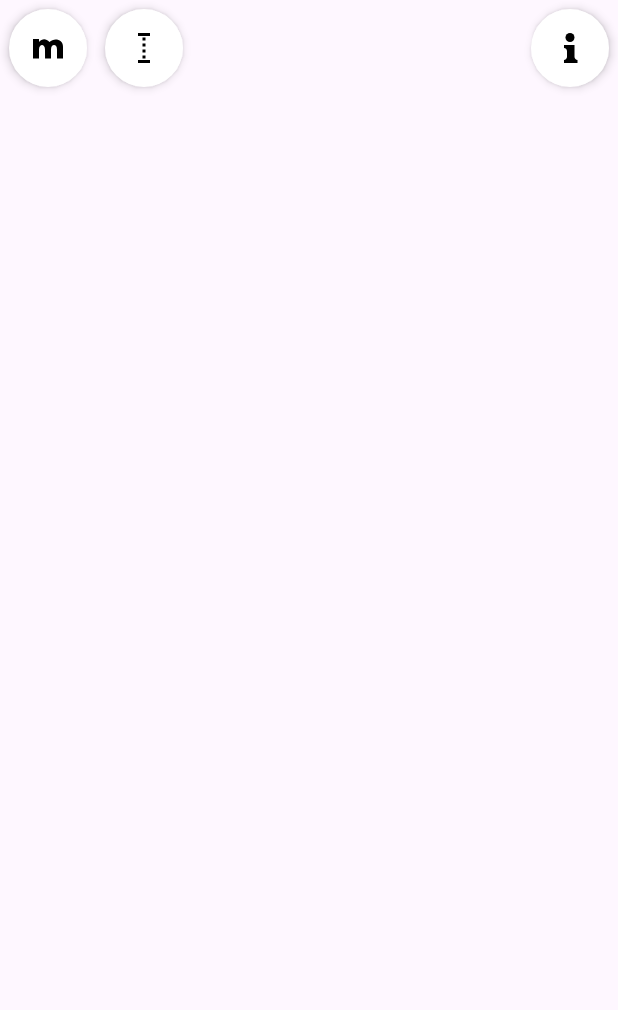
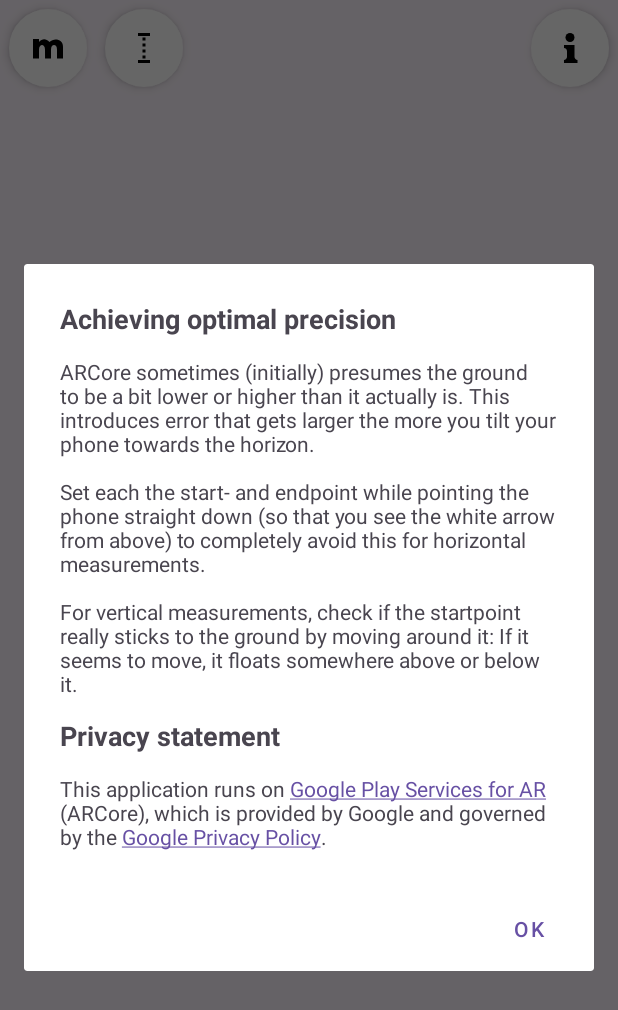
Before and after one commit to streetcomplete/StreetMeasure, an Android app: the MeasureActivity screen opened directly, with no data from a screen before it, after a tap on an icon or button, on a phone screen of 412 x 824 dp. Shown: the top 1010 px of the screen. Run offline under Robolectric (Android 15) with nearby library versions, the phone set to English and light mode, and no system bars; libraries missing offline, so code that uses them is left out: com.google.ar.core, com.google.ar.sceneform; 14 statements that could not run were skipped; 2 other taps on this screen came first.

Commit message:
add info dialog

```diff
--- a/app/build.gradle.kts
+++ b/app/build.gradle.kts
@@ -93,10 +93,9 @@ tasks.register<UpdateAppTranslationsTask>("updateTranslations") {
         "no_camera_permission_warning_title",
         "no_camera_permission_warning",
         "no_camera_permission_toast",
+        "about_title_privacy_statement",
         "privacy_html_arcore",
-        "ar_measure_horizontal",
-        "ar_measure_vertical",
-        "ar_measure_meters",
-        "ar_measure_ft_in",
+        "measure_info_title",
+        "measure_info_html_description"
     )
 }
--- /dev/null
+++ b/app/src/main/java/de/westnordost/streetmeasure/InfoDialog.kt
@@ -0,0 +1,25 @@
+package de.westnordost.streetmeasure
+
+import android.app.AlertDialog
+import android.content.Context
+import android.text.method.LinkMovementMethod
+import android.view.LayoutInflater
+import androidx.core.text.HtmlCompat
+import de.westnordost.streetmeasure.databinding.DialogInfoBinding
+
+class InfoDialog(context: Context) : AlertDialog(context) {
+    init {
+        val binding = DialogInfoBinding.inflate(LayoutInflater.from(context))
+
+        val html =
+            "<h3>" + context.getString(R.string.measure_info_title) + "</h3>" +
+            context.getString(R.string.measure_info_html_description) +
+            "<h3>" + context.getString(R.string.about_title_privacy_statement) + "</h3>" +
+            context.getString(R.string.privacy_html_arcore)
+
+        binding.textView.text = HtmlCompat.fromHtml(html, HtmlCompat.FROM_HTML_MODE_LEGACY)
+        binding.textView.movementMethod = LinkMovementMethod.getInstance()
+        setView(binding.root)
+        setButton(BUTTON_POSITIVE, context.getString(android.R.string.ok)) { _, _ ->  }
+    }
+}
--- a/app/src/main/java/de/westnordost/streetmeasure/MeasureActivity.kt
+++ b/app/src/main/java/de/westnordost/streetmeasure/MeasureActivity.kt
@@ -119,7 +119,7 @@ class MeasureActivity : AppCompatActivity(), Scene.OnUpdateListener {
         binding.directionButton.setOnClickListener { toggleDirection() }
         binding.unitButton.setOnClickListener { toggleUnit() }
 
-        binding.infoButton.setOnClickListener { TODO() }
+        binding.infoButton.setOnClickListener { InfoDialog(this).show() }
 
         if (savedInstanceState != null) {
             createArCoreSession.hasRequestedArCoreInstall = savedInstanceState.getBoolean(HAS_REQUESTED_AR_CORE_INSTALL)
--- /dev/null
+++ b/app/src/main/res/layout/dialog_info.xml
@@ -0,0 +1,12 @@
+<?xml version="1.0" encoding="utf-8"?>
+<ScrollView xmlns:android="http://schemas.android.com/apk/res/android"
+    android:layout_width="match_parent"
+    android:layout_height="match_parent"
+    android:padding="24dp">
+
+    <TextView
+        android:id="@+id/textView"
+        android:layout_width="match_parent"
+        android:layout_height="wrap_content"/>
+
+</ScrollView>
--- a/app/src/main/res/values/strings.xml
+++ b/app/src/main/res/values/strings.xml
@@ -12,4 +12,9 @@
     <string name="ar_core_tracking_error_no_plane_hit">"Keep closer to the arrow but watch out for traffic!"</string>
     <string name="no_camera_permission_toast">"No camera permission"</string>
     <string name="ar_core_tracking_hint_tap_to_measure">"Tap screen to start measuring"</string>
+    <string name="about_title_privacy_statement">"Privacy statement"</string>
+    <string name="measure_info_title">"Achieving optimal precision"</string>
+    <string name="measure_info_html_description">"&lt;p&gt;ARCore sometimes (initially) presumes the ground to be a bit lower or higher than it actually is. This introduces error that gets larger the more you tilt your phone towards the horizon.&lt;/p&gt;
+&lt;p&gt;Set each the start- and endpoint while pointing the phone straight down (so that you see the white arrow from above) to completely avoid this for horizontal measurements.&lt;/p&gt;
+&lt;p&gt;For vertical measurements, check if the startpoint really sticks to the ground by moving around it: If it seems to move, it floats somewhere above or below it.&lt;/p&gt;"</string>    <string name="privacy_html_arcore">This application runs on &lt;a href="https://play.google.com/store/apps/details?id=com.google.ar.core"&gt;Google Play Services for AR&lt;/a&gt; (ARCore), which is provided by Google and governed by the &lt;a href="https://policies.google.com/privacy"&gt;Google Privacy Policy&lt;/a&gt;.</string>
 </resources>
```
